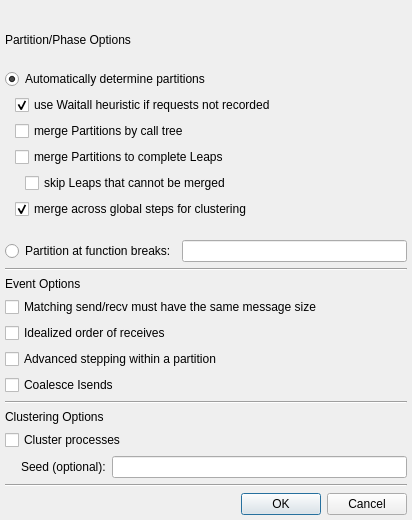
This is src/importoptionsdialog.ui in LLNL/ravel as Qt 5 draws it before an edit. The edited form follows.
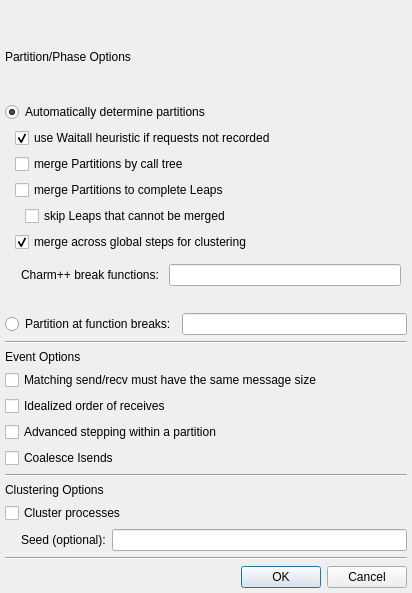
This is the edited form.

Commit message:
Allow splitting of charm partitions at certain functions.
- Also fix bug in receive reordering where recv event talks into next
partition.

Diff of the .ui file:
```diff
--- a/src/importoptionsdialog.ui
+++ b/src/importoptionsdialog.ui
@@ -10,7 +10,7 @@
     <x>0</x>
     <y>0</y>
     <width>412</width>
-    <height>520</height>
+    <height>593</height>
    </rect>
   </property>
   <property name="windowTitle">
@@ -150,6 +150,32 @@
              </property>
             </widget>
            </item>
+           <item>
+            <layout class="QHBoxLayout" name="horizontalLayout_5">
+             <property name="leftMargin">
+              <number>6</number>
+             </property>
+             <property name="topMargin">
+              <number>6</number>
+             </property>
+             <property name="rightMargin">
+              <number>6</number>
+             </property>
+             <property name="bottomMargin">
+              <number>6</number>
+             </property>
+             <item>
+              <widget class="QLabel" name="label_5">
+               <property name="text">
+                <string>Charm++ break functions: </string>
+               </property>
+              </widget>
+             </item>
+             <item>
+              <widget class="QLineEdit" name="breakEdit"/>
+             </item>
+            </layout>
+           </item>
           </layout>
          </item>
         </layout>
```
The commit also changes 9 other files.
